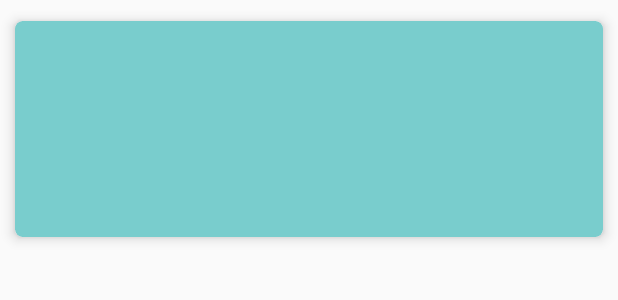
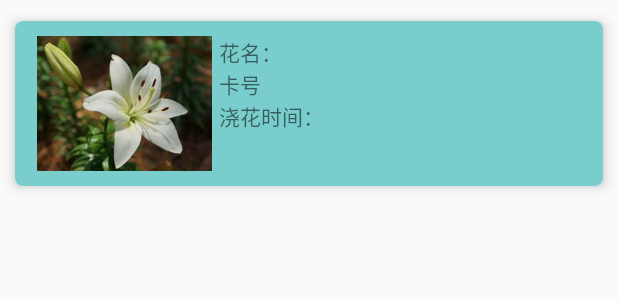
Before and after one commit to helloMingOf/Android_app_flower, an Android app: the layout item.xml on its own in the app's theme, with its tools: preview values and no code run, on a phone screen of 412 x 824 dp. Shown: the top 300 px of the screen. Run offline under Robolectric (Android 15) with nearby library versions, the phone set to English and light mode, and no system bars; network calls fail.

Commit message:
完整版本
完成

```diff
--- a/app/src/main/res/layout/item.xml
+++ b/app/src/main/res/layout/item.xml
@@ -14,43 +14,70 @@
 
     <LinearLayout
         android:layout_width="match_parent"
-        android:layout_height="wrap_content"
-
-        android:orientation="horizontal"
-        >
+        android:layout_height="match_parent"
+        android:orientation="horizontal">
 
         <ImageView
-            android:id="@+id/picture_book"
-            android:layout_width="100px"
-            android:layout_height="100px"
-            android:layout_margin="5px" />
+            android:id="@+id/flowerpicture"
+            android:layout_width="126dp"
+            android:layout_height="90dp"
+            app:srcCompat="@drawable/i1" />
+
+        <LinearLayout
+            android:layout_width="match_parent"
+            android:layout_height="match_parent"
+            android:orientation="vertical">
 
             <LinearLayout
                 android:layout_width="wrap_content"
-            android:layout_height="wrap_content"
-            android:orientation="vertical">
+                android:layout_height="wrap_content">
 
                 <TextView
-                android:id="@+id/isbn"
+                    android:id="@+id/textView"
                     android:layout_width="wrap_content"
                     android:layout_height="wrap_content"
-                android:textColor="#000000"
-                android:textSize="52px" />
+                    android:text="花名：" />
 
                 <TextView
-                android:id="@+id/bookname"
+                    android:id="@+id/flowername"
+                    android:layout_width="match_parent"
+                    android:layout_height="wrap_content" />
+            </LinearLayout>
+
+            <LinearLayout
+                android:layout_width="wrap_content"
+                android:layout_height="wrap_content">
+
+                <TextView
+                    android:id="@+id/textView2"
                     android:layout_width="wrap_content"
                     android:layout_height="wrap_content"
-                android:textColor="#000000"
-                android:textSize="43px" />
+                    android:text="卡号" />
 
                 <TextView
-                android:id="@+id/publishertime"
+                    android:id="@+id/flowerid"
+                    android:layout_width="match_parent"
+                    android:layout_height="wrap_content" />
+            </LinearLayout>
+
+            <LinearLayout
+                android:layout_width="wrap_content"
+                android:layout_height="wrap_content">
+
+                <TextView
+                    android:id="@+id/textView3"
                     android:layout_width="wrap_content"
                     android:layout_height="wrap_content"
-                android:textColor="#000000"
-                android:textSize="43px" />
+                    android:text="浇花时间：" />
+
+                <TextView
+                    android:id="@+id/flowertime"
+                    android:layout_width="wrap_content"
+                    android:layout_height="wrap_content" />
+            </LinearLayout>
 
         </LinearLayout>
+
     </LinearLayout>
+
 </androidx.cardview.widget.CardView>
```
Also changed, not shown: app/src/main/java/com/example/flower/ui/encyclopedia.java (+39 -64 lines), app/src/main/java/com/example/flower/ui/home.java (+14 -13 lines), app/src/main/res/layout/fragment_encyclopedia.xml (+16 -7 lines), app/libs/fastjson-1.2.5.jar (added), app/src/main/res/drawable/i1.jpg (added), 102 other files. Lines whose indentation alone changed are shown as unchanged.
